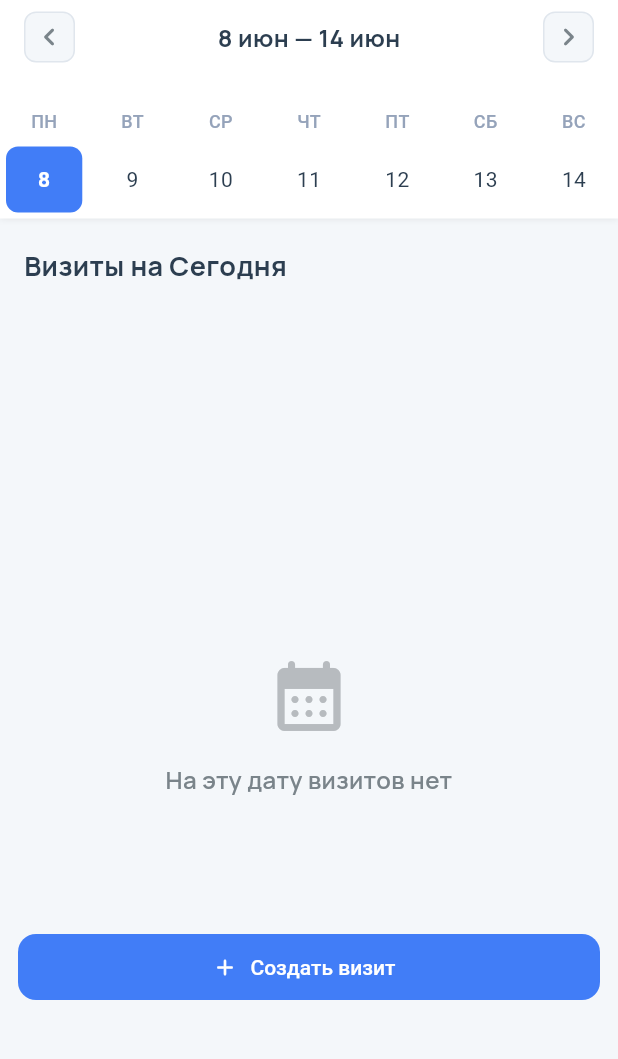
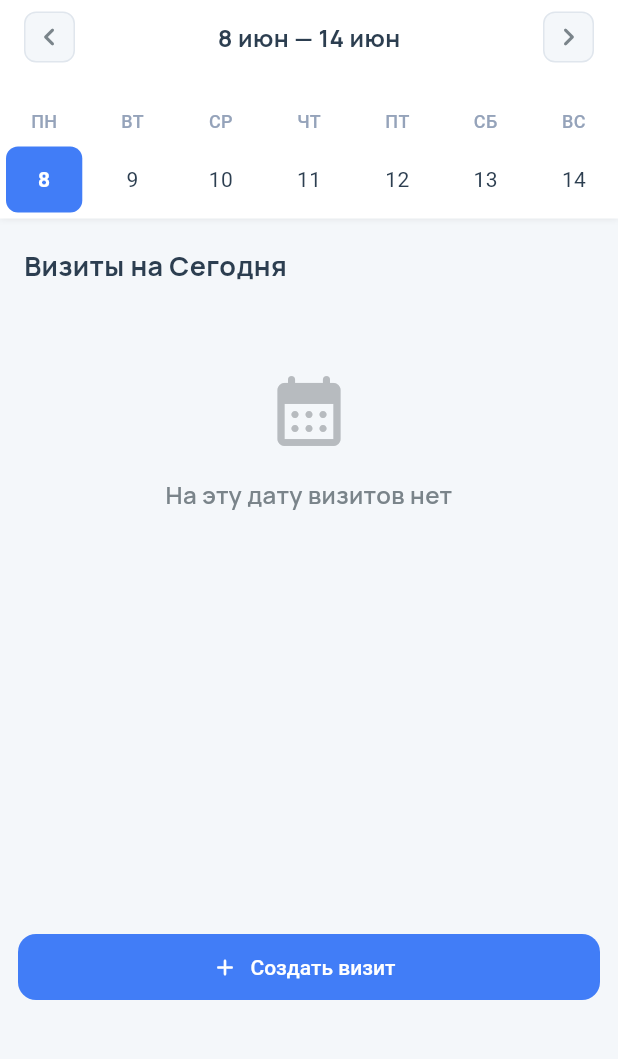
Before and after one commit to AntonProject/lima-app, a Flutter app: the PlanScreen screen opened by its route, on a phone screen of 412 x 824 dp, the part 71-1130 px from its top. Run offline on Flutter 3.47's test engine with Material 3 defaults, Android fonts, the phone set to English and light mode, and no system bars; drawn by our look-alikes of table_calendar; our stand-ins replace connectivity_plus, dio, flutter_map, flutter_riverpod, flutter_secure_storage, geolocator and 12 more; missing offline and left inert: excel, workmanager; accounts and stored records are empty; statements that could not run were skipped.

Commit message:
feat: plan screen calendar swipe + offline-cached visit formats
- Enable horizontal swipe to change calendar months (onPageChanged keeps
  the header title and page in sync, mirroring the prev/next buttons)
- Restyle day cells: subtle primary tint, bordered unselected days
- Load visit formats from local visit_formats cache instead of a direct
  API call (offline-first); hide combined group+double format (id=4)
- Bottom-sheet layout: replace SafeArea with explicit bottom padding;
  make empty state scrollable

Co-Authored-By: Claude Opus 4.8 <noreply@anthropic.com>

```diff
--- a/lib/features/plan/screens/plan_screen.dart
+++ b/lib/features/plan/screens/plan_screen.dart
@@ -9,7 +9,6 @@ import 'package:table_calendar/table_calendar.dart';
 
 import '../../../core/db/local_database.dart';
 import '../../../core/models/models.dart';
-import '../../../core/network/remote_api_service.dart';
 import '../../../core/providers/sync_provider.dart';
 import '../../../core/theme/app_theme.dart';
 import '../../../core/widgets/app_widgets.dart';
@@ -309,6 +308,7 @@ class _PlanScreenState extends ConsumerState<PlanScreen> {
                       lastDay: DateTime.utc(2030, 12, 31),
                       focusedDay: _focusedDay,
                       calendarFormat: _calendarFormat,
+                      availableGestures: AvailableGestures.horizontalSwipe,
                       eventLoader: (d) =>
                           eventMap[DateTime(d.year, d.month, d.day)] ??
                           const <PlannedVisit>[],
@@ -351,11 +351,12 @@ class _PlanScreenState extends ConsumerState<PlanScreen> {
                             day: day.day,
                             bg: isSelected
                                 ? AppColors.primary
-                                : Colors.transparent,
+                                : AppColors.primary.withValues(alpha: 0.08),
                             fg: isSelected
                                 ? Colors.white
-                                : AppColors.primaryText,
-                            bold: isSelected,
+                                : AppColors.primary,
+                            bold: true,
+                            border: isSelected ? null : AppColors.primary,
                           );
                         },
                         outsideBuilder: (context, day, focusedDay) {
@@ -407,6 +408,13 @@ class _PlanScreenState extends ConsumerState<PlanScreen> {
                       onDaySelected: (selected, _) {
                         setState(() => _selectedDay = selected);
                       },
+                      onPageChanged: (focused) {
+                        if (!mounted) return;
+                        // Swipe = same effect as the ← / → buttons:
+                        // update _focusedDay so the header title and the
+                        // calendar page stay in sync.
+                        setState(() => _focusedDay = focused);
+                      },
                     ),
                   ],
                 ),
@@ -415,12 +423,16 @@ class _PlanScreenState extends ConsumerState<PlanScreen> {
               // ── List ───────────────────────────────────────────────────────
               Expanded(
                 child: selectedVisits.isEmpty
-                    ? Padding(
-                        padding: const EdgeInsets.symmetric(horizontal: 16),
+                    ? SingleChildScrollView(
+                        padding: EdgeInsets.fromLTRB(
+                          16,
+                          18,
+                          16,
+                          LimaNavBarLayout.scrollBottomPadding(context) + 64,
+                        ),
                         child: Column(
                           crossAxisAlignment: CrossAxisAlignment.stretch,
                           children: [
-                            const SizedBox(height: 18),
                             Align(
                               alignment: Alignment.centerLeft,
                               child: Text(
@@ -432,13 +444,10 @@ class _PlanScreenState extends ConsumerState<PlanScreen> {
                                 ),
                               ),
                             ),
-                            const Expanded(
-                              child: Center(
-                                child: EmptyState(
+                            const SizedBox(height: 24),
+                            const EmptyState(
                               icon: Icons.calendar_month_rounded,
                               title: 'На эту дату визитов нет',
-                                ),
-                              ),
                             ),
                           ],
                         ),
@@ -606,19 +615,18 @@ class _PlanScreenState extends ConsumerState<PlanScreen> {
   }
 
   String _calendarTitle() {
+    final ref = _focusedDay;
     if (_calendarFormat == CalendarFormat.week) {
-      final start = _focusedDay.subtract(
-        Duration(days: _focusedDay.weekday - 1),
-      );
+      final start = ref.subtract(Duration(days: ref.weekday - 1));
       final end = start.add(const Duration(days: 6));
       final fmt = DateFormat('d MMM', _localeTag);
       return '${fmt.format(start).replaceAll('.', '')} — '
           '${fmt.format(end).replaceAll('.', '')}';
     }
     final month = DateFormat.MMMM(_localeTag).format(
-      DateTime(_focusedDay.year, _focusedDay.month, 1),
-    );
-    return '${_ucFirst(month)} ${_focusedDay.year}';
+      DateTime(ref.year, ref.month, 1),
+    );
+    return '${_ucFirst(month)} ${ref.year}';
   }
 }
 
@@ -796,12 +804,14 @@ class _CreateVisitSheetState extends ConsumerState<_CreateVisitSheet> {
   List<Map<String, dynamic>> _lpuOrgs = [];
   List<Map<String, dynamic>> _pharmacyOrgs = [];
 
-  // Visit format picker options — loaded from /api/visits/formats.
-  // Fallback defaults include all 4 known formats.
+  // Visit format picker options.
+  // Defaults — used until [_loadFormats] populates from the local visit_formats
+  // cache (which itself is refreshed from /api/visits/formats on splash).
+  // Format id=4 («Групповая презентация и двойной визит») is filtered out of
+  // the picker because product wants users to pick group/double separately.
   List<_PickerOption<String>> _lpuFormats = const [
     _PickerOption(value: 'group', label: 'Групповая презентация'),
     _PickerOption(value: 'double', label: 'Двойной визит'),
-    _PickerOption(value: 'group_double', label: 'Групповая презентация и двойной визит'),
   ];
   List<_PickerOption<String>> _pharmacyFormats = const [
     _PickerOption(value: 'circle', label: 'Фармкружок'),
@@ -821,18 +831,20 @@ class _CreateVisitSheetState extends ConsumerState<_CreateVisitSheet> {
     _loadFormats();
   }
 
+  /// Reads cached formats from local DB (refreshed from API on splash).
+  /// Filters out id=4 so the picker shows group/double as separate items.
   Future<void> _loadFormats() async {
     try {
-      final api = ref.read(remoteApiServiceProvider);
-      final formats = await api.getVisitFormats();
-      if (!mounted || formats.isEmpty) return;
+      final rows = await widget.db.getVisitFormats();
+      if (!mounted || rows.isEmpty) return;
 
       final lpuOpts = <_PickerOption<String>>[];
       final pharmOpts = <_PickerOption<String>>[];
-      for (final f in formats) {
-        final id = (f['id'] as num?)?.toInt();
-        final name = (f['name'] as String?)?.trim() ?? '';
+      for (final r in rows) {
+        final id = (r['id'] as num?)?.toInt();
+        final name = (r['name'] as String?)?.trim() ?? '';
         if (id == null || name.isEmpty) continue;
+        if (id == 4) continue; // hide combined group+double from picker
         final internal = _fmtIdToInternal(id);
         if (internal == null) continue;
         final opt = _PickerOption<String>(value: internal, label: name);
@@ -916,7 +928,8 @@ class _CreateVisitSheetState extends ConsumerState<_CreateVisitSheet> {
       backgroundColor: Colors.transparent,
       isScrollControlled: true,
       builder: (ctx) {
-        final maxH = MediaQuery.of(ctx).size.height * 0.45;
+        final bottomPad = MediaQuery.of(ctx).padding.bottom;
+        final maxH = MediaQuery.of(ctx).size.height * 0.45 + bottomPad;
         return StatefulBuilder(
           builder: (ctx, setModalState) {
             List<_PickerOption<T>> filtered() {
@@ -925,14 +938,13 @@ class _CreateVisitSheetState extends ConsumerState<_CreateVisitSheet> {
               return options.where((e) => e.label.toLowerCase().contains(q)).toList();
             }
 
-            return SafeArea(
-              top: false,
-              child: Container(
+            return Container(
               constraints: BoxConstraints(maxHeight: maxH),
               decoration: const BoxDecoration(
                 color: Colors.white,
                 borderRadius: BorderRadius.vertical(top: Radius.circular(16)),
               ),
+              padding: EdgeInsets.only(bottom: bottomPad),
               child: Column(
                 mainAxisSize: MainAxisSize.min,
                 crossAxisAlignment: CrossAxisAlignment.stretch,
@@ -1042,7 +1054,6 @@ class _CreateVisitSheetState extends ConsumerState<_CreateVisitSheet> {
                     ),
                   ],
                 ),
-              ),
             );
           },
         );
@@ -1065,17 +1076,17 @@ class _CreateVisitSheetState extends ConsumerState<_CreateVisitSheet> {
       backgroundColor: Colors.transparent,
       isScrollControlled: true,
       builder: (ctx) {
-        final maxH = MediaQuery.of(ctx).size.height * 0.55;
+        final bottomPad = MediaQuery.of(ctx).padding.bottom;
+        final maxH = MediaQuery.of(ctx).size.height * 0.55 + bottomPad;
         return StatefulBuilder(
           builder: (ctx, setModalState) {
-            return SafeArea(
-              top: false,
-              child: Container(
+            return Container(
               constraints: BoxConstraints(maxHeight: maxH),
               decoration: const BoxDecoration(
                 color: Colors.white,
                 borderRadius: BorderRadius.vertical(top: Radius.circular(16)),
               ),
+              padding: EdgeInsets.only(bottom: bottomPad),
               child: Column(
                 mainAxisSize: MainAxisSize.min,
                 crossAxisAlignment: CrossAxisAlignment.stretch,
@@ -1174,7 +1185,6 @@ class _CreateVisitSheetState extends ConsumerState<_CreateVisitSheet> {
                       ),
                     ),
                   ],
-                ),
                 ),
             );
           },
@@ -1717,12 +1727,14 @@ class _DayCell extends StatelessWidget {
   final Color bg;
   final Color fg;
   final bool bold;
+  final Color? border;
 
   const _DayCell({
     required this.day,
     required this.bg,
     required this.fg,
     this.bold = false,
+    this.border,
   });
 
   @override
@@ -1732,6 +1744,7 @@ class _DayCell extends StatelessWidget {
       decoration: BoxDecoration(
         color: bg,
         borderRadius: BorderRadius.circular(8),
+        border: border != null ? Border.all(color: border!, width: 1.4) : null,
       ),
       alignment: Alignment.center,
       child: Text(
```
Lines whose indentation alone changed are shown as unchanged.
